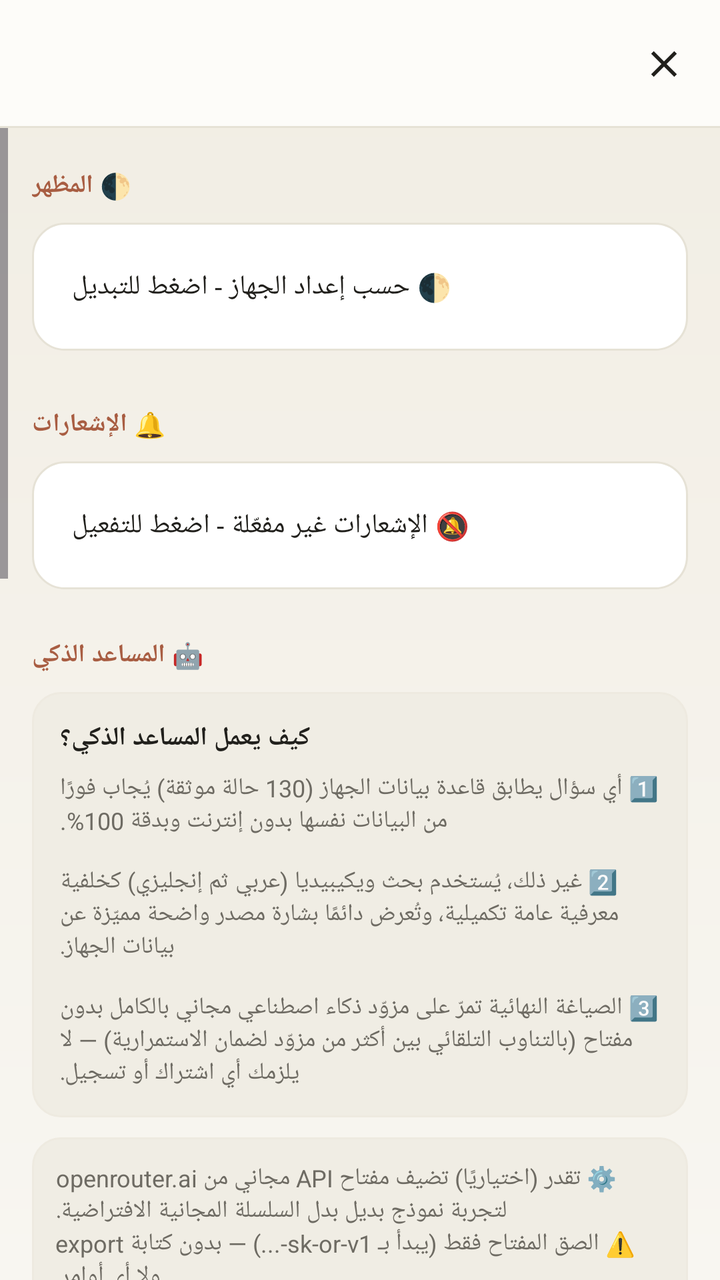
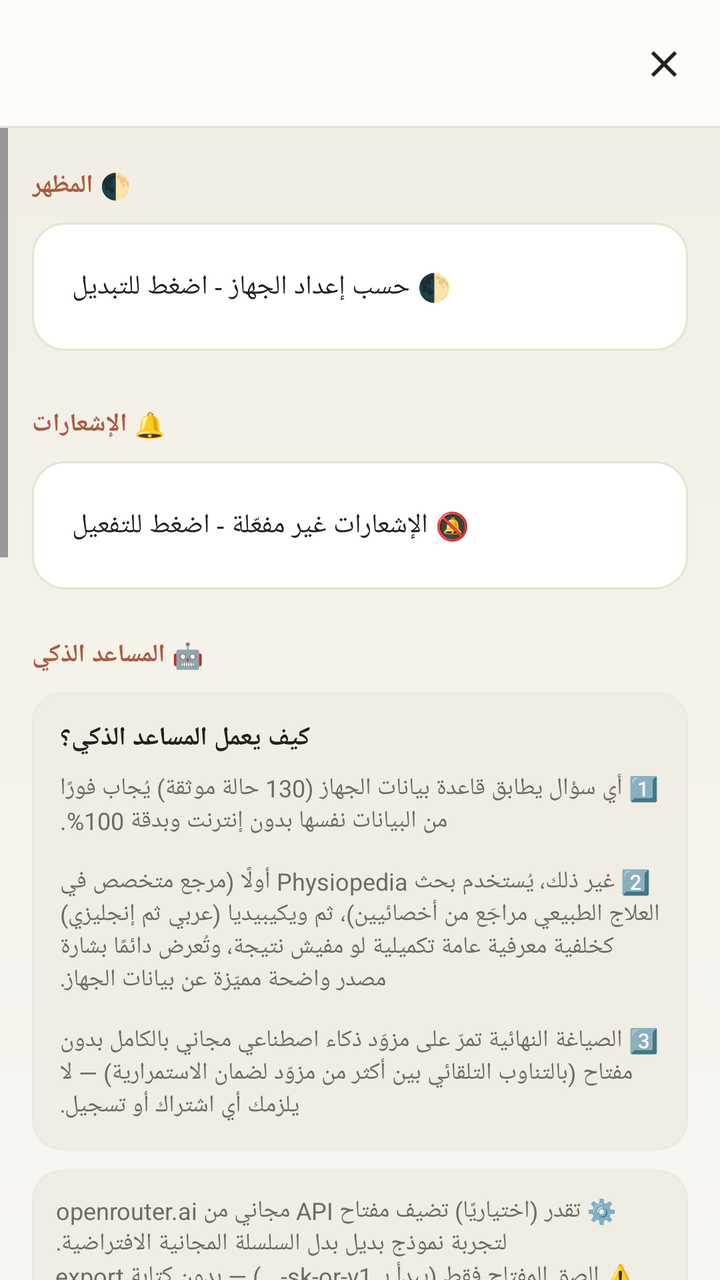

Two renders of the same Android screen: before a commit and after it. Below are the layout's source before the change and the commit's diff.
<!-- AndroidManifest.xml: application theme Theme.ClinicalMaster -->
<!-- res/layout/activity_settings.xml -->
<?xml version="1.0" encoding="utf-8"?>
<LinearLayout xmlns:android="http://schemas.android.com/apk/res/android"
    xmlns:app="http://schemas.android.com/apk/res-auto"
    android:layout_width="match_parent"
    android:layout_height="match_parent"
    android:background="@drawable/bg_app_gradient"
    android:orientation="vertical">

    <com.google.android.material.appbar.MaterialToolbar
        android:id="@+id/toolbar"
        android:layout_width="match_parent"
        android:layout_height="?attr/actionBarSize"
        android:background="@drawable/bg_header_container"
        android:title="المزيد والإعدادات"
        android:titleTextColor="@color/text_primary"
        app:navigationIcon="@drawable/ic_close" />

    <ScrollView
        android:layout_width="match_parent"
        android:layout_height="match_parent">

        <LinearLayout
            android:layout_width="match_parent"
            android:layout_height="wrap_content"
            android:orientation="vertical"
            android:padding="16dp">

            
            <TextView
                style="@style/SectionHeader"
                android:layout_marginTop="4dp"
                android:text="🌓 المظهر" />

            <LinearLayout
                android:layout_width="match_parent"
                android:layout_height="wrap_content"
                android:layout_marginBottom="24dp"
                android:background="@drawable/bg_glass_card"
                android:orientation="vertical"
                android:padding="4dp">

                <Button
                    android:id="@+id/btn_theme_mode"
                    style="@style/Widget.Material3.Button.TextButton"
                    android:layout_width="match_parent"
                    android:layout_height="wrap_content"
                    android:layout_margin="4dp"
                    android:gravity="end|center_vertical"
                    android:paddingVertical="12dp"
                    android:text="🌓 حسب إعداد الجهاز - اضغط للتبديل"
                    android:textAllCaps="false"
                    android:textColor="@color/text_primary"
                    android:textDirection="rtl"
                    android:textSize="13.5sp" />
            </LinearLayout>

            
            <TextView
                style="@style/SectionHeader"
                android:layout_marginTop="4dp"
                android:text="🔔 الإشعارات" />

            <LinearLayout
                android:layout_width="match_parent"
                android:layout_height="wrap_content"
                android:layout_marginBottom="24dp"
                android:background="@drawable/bg_glass_card"
                android:orientation="vertical"
                android:padding="4dp">

                <Button
                    android:id="@+id/btn_notif"
                    style="@style/Widget.Material3.Button.TextButton"
                    android:layout_width="match_parent"
                    android:layout_height="wrap_content"
                    android:layout_margin="4dp"
                    android:gravity="end|center_vertical"
                    android:paddingVertical="12dp"
                    android:text="🔕 الإشعارات غير مفعّلة - اضغط للتفعيل"
                    android:textAllCaps="false"
                    android:textColor="@color/text_primary"
                    android:textDirection="rtl"
                    android:textSize="13.5sp" />
            </LinearLayout>

            
            <TextView
                style="@style/SectionHeader"
                android:text="🤖 المساعد الذكي" />

            <LinearLayout
                android:layout_width="match_parent"
                android:layout_height="wrap_content"
                android:layout_marginBottom="10dp"
                android:background="@drawable/bg_glass_card_soft"
                android:orientation="vertical"
                android:padding="14dp">

                <TextView
                    android:layout_width="match_parent"
                    android:layout_height="wrap_content"
                    android:gravity="end"
                    android:text="كيف يعمل المساعد الذكي؟"
                    android:textColor="@color/text_primary"
                    android:textDirection="rtl"
                    android:textSize="13sp"
                    android:textStyle="bold" />

                <TextView
                    android:layout_width="match_parent"
                    android:layout_height="wrap_content"
                    android:layout_marginTop="8dp"
                    android:gravity="end"
                    android:text="1️⃣ أي سؤال يطابق قاعدة بيانات الجهاز (130 حالة موثقة) يُجاب فورًا من البيانات نفسها بدون إنترنت وبدقة 100%.&#10;&#10;2️⃣ غير ذلك، يُستخدم بحث ويكيبيديا (عربي ثم إنجليزي) كخلفية معرفية عامة تكميلية، وتُعرض دائمًا بشارة مصدر واضحة مميّزة عن بيانات الجهاز.&#10;&#10;3️⃣ الصياغة النهائية تمرّ على مزوّد ذكاء اصطناعي مجاني بالكامل بدون مفتاح (بالتناوب التلقائي بين أكثر من مزوّد لضمان الاستمرارية) — لا يلزمك أي اشتراك أو تسجيل."
                    android:textColor="@color/text_secondary"
                    android:textDirection="rtl"
                    android:textSize="12sp" />
            </LinearLayout>

            <TextView
                android:layout_width="match_parent"
                android:layout_height="wrap_content"
                android:layout_marginBottom="12dp"
                android:background="@drawable/bg_glass_card_soft"
                android:gravity="end"
                android:padding="12dp"
                android:text="⚙️ تقدر (اختياريًا) تضيف مفتاح API مجاني من openrouter.ai لتجربة نموذج بديل بدل السلسلة المجانية الافتراضية.&#10;⚠️ الصق المفتاح فقط (يبدأ بـ sk-or-v1-...) — بدون كتابة export ولا أي أوامر.&#10;&#10;🔒 المفتاح يُحفظ على جهازك فقط، ولا يُرسَل لأي مكان غير OpenRouter مباشرة.&#10;🔁 لو ظهرت رسالة أن المفتاح غير صالح أو انتهت صلاحيته، أعد إصداره من openrouter.ai/keys — التطبيق يرجع تلقائيًا للوضع المجاني بدون مفتاح لو حصل أي عطل مؤقت في مفتاحك."
                android:textColor="@color/text_secondary"
                android:textDirection="rtl"
                android:textSize="12sp" />

            <com.google.android.material.textfield.TextInputLayout
                style="@style/Widget.Material3.TextInputLayout.OutlinedBox"
                android:layout_width="match_parent"
                android:layout_height="wrap_content"
                android:layout_marginBottom="10dp"
                android:hint="مفتاح API اختياري (OpenRouter)"
                app:boxBackgroundColor="@color/glass_fill_soft"
                app:boxCornerRadiusBottomEnd="14dp"
                app:boxCornerRadiusBottomStart="14dp"
                app:boxCornerRadiusTopEnd="14dp"
                app:boxCornerRadiusTopStart="14dp"
                app:boxStrokeColor="@color/primary_cyan"
                app:endIconMode="clear_text">

                <com.google.android.material.textfield.TextInputEditText
                    android:id="@+id/ai_key_field"
                    android:layout_width="match_parent"
                    android:layout_height="wrap_content"
                    android:inputType="textPassword"
                    android:textDirection="ltr" />
            </com.google.android.material.textfield.TextInputLayout>

            <Button
                android:id="@+id/btn_save_key"
                style="@style/PrimaryButton"
                android:layout_marginBottom="10dp"
                android:text="💾 حفظ المفتاح" />

            
            <TextView
                android:layout_width="match_parent"
                android:layout_height="wrap_content"
                android:layout_marginBottom="6dp"
                android:gravity="end"
                android:text="🎓 تعليمات مخصّصة للمساعد الذكي (اختياري)"
                android:textColor="@color/text_primary"
                android:textDirection="rtl"
                android:textSize="13sp"
                android:textStyle="bold" />

            <TextView
                android:layout_width="match_parent"
                android:layout_height="wrap_content"
                android:layout_marginBottom="8dp"
                android:gravity="end"
                android:text="مثال: ركّز دايمًا على التمارين المنزلية، أو اجعل الإجابات مختصرة جدًا بنقاط، أو اسأل عن عمر المريض قبل أي اقتراح."
                android:textColor="@color/text_tertiary"
                android:textDirection="rtl"
                android:textSize="11sp" />

            <com.google.android.material.textfield.TextInputLayout
                style="@style/Widget.Material3.TextInputLayout.OutlinedBox"
                android:layout_width="match_parent"
                android:layout_height="wrap_content"
                android:layout_marginBottom="10dp"
                android:hint="تعليماتك للمساعد الذكي">

                <com.google.android.material.textfield.TextInputEditText
                    android:id="@+id/ai_custom_instructions_field"
                    android:layout_width="match_parent"
                    android:layout_height="wrap_content"
                    android:gravity="top"
                    android:minLines="3"
                    android:textDirection="rtl" />
            </com.google.android.material.textfield.TextInputLayout>

            <Button
                android:id="@+id/btn_save_instructions"
                style="@style/GlassButton"
                android:layout_marginBottom="26dp"
                android:text="✅ حفظ التعليمات" />

            <LinearLayout
                android:layout_width="match_parent"
                android:layout_height="wrap_content"
                android:layout_marginBottom="26dp"
                android:background="@drawable/bg_glass_card"
                android:orientation="vertical"
                android:padding="4dp">

                <Button
                    android:id="@+id/btn_clear_chat_history"
                    style="@style/Widget.Material3.Button.TextButton"
                    android:layout_width="match_parent"
                    android:layout_height="wrap_content"
                    android:layout_margin="4dp"
                    android:gravity="end|center_vertical"
                    android:paddingVertical="12dp"
                    android:text="🗑️ مسح سجل محادثة المساعد الذكي"
                    android:textAllCaps="false"
                    android:textColor="@color/text_primary"
                    android:textDirection="rtl"
                    android:textSize="13.5sp" />
            </LinearLayout>

            
            <TextView
                style="@style/SectionHeader"
                android:text="🗂️ الحالات المخصصة" />

            <LinearLayout
                android:layout_width="match_parent"
                android:layout_height="wrap_content"
                android:layout_marginBottom="26dp"
                android:background="@drawable/bg_glass_card"
                android:orientation="vertical"
                android:padding="4dp">

                <Button
                    android:id="@+id/btn_export"
                    style="@style/Widget.Material3.Button.TextButton"
                    android:layout_width="match_parent"
                    android:layout_height="wrap_content"
                    android:layout_margin="4dp"
                    android:gravity="end|center_vertical"
                    android:paddingVertical="12dp"
                    android:text="⬇️ تصدير نسخة احتياطية من حالاتي"
                    android:textAllCaps="false"
                    android:textColor="@color/text_primary"
                    android:textDirection="rtl"
                    android:textSize="13.5sp" />

                <View
                    android:layout_width="match_parent"
                    android:layout_height="1dp"
                    android:layout_marginHorizontal="10dp"
                    android:background="@color/glass_border_soft" />

                <Button
                    android:id="@+id/btn_clear_all"
                    style="@style/Widget.Material3.Button.TextButton"
                    android:layout_width="match_parent"
                    android:layout_height="wrap_content"
                    android:layout_margin="4dp"
                    android:gravity="end|center_vertical"
                    android:paddingVertical="12dp"
                    android:text="🗑️ مسح كل الحالات المخصصة"
                    android:textAllCaps="false"
                    android:textColor="@color/accent_red"
                    android:textDirection="rtl"
                    android:textSize="13.5sp" />
            </LinearLayout>

            
            <TextView
                style="@style/SectionHeader"
                android:text="ℹ️ عن التطبيق" />

            <LinearLayout
                android:layout_width="match_parent"
                android:layout_height="wrap_content"
                android:layout_marginBottom="20dp"
                android:background="@drawable/bg_glass_card"
                android:orientation="vertical"
                android:padding="4dp">

                <Button
                    android:id="@+id/btn_about"
                    style="@style/Widget.Material3.Button.TextButton"
                    android:layout_width="match_parent"
                    android:layout_height="wrap_content"
                    android:layout_margin="4dp"
                    android:gravity="end|center_vertical"
                    android:paddingVertical="12dp"
                    android:text="نبذة عن التطبيق والإصدار"
                    android:textAllCaps="false"
                    android:textColor="@color/text_primary"
                    android:textDirection="rtl"
                    android:textSize="13.5sp" />
            </LinearLayout>

        </LinearLayout>
    </ScrollView>
</LinearLayout>
<!-- resources referenced by this layout -->
<resources>
  <color name="accent_red">#BE4230</color>
  <color name="glass_border_soft">#EEEAE0</color>
  <color name="glass_fill_soft">#F0EDE4</color>
  <color name="primary_cyan">#CC7B5C</color>
  <color name="text_primary">#21201C</color>
  <color name="text_secondary">#6E6B63</color>
  <color name="text_tertiary">#9C988D</color>
  <!-- drawable bg_app_gradient (drawable) -->
  <?xml version="1.0" encoding="utf-8"?>
  <shape xmlns:android="http://schemas.android.com/apk/res/android"
      android:shape="rectangle">
      <gradient
          android:type="linear"
          android:angle="90"
          android:startColor="@color/bg_deep_1"
          android:endColor="@color/bg_deep_3" />
  </shape>
  <!-- drawable bg_glass_card (drawable) -->
  <?xml version="1.0" encoding="utf-8"?>
  <shape xmlns:android="http://schemas.android.com/apk/res/android">
      <solid android:color="@color/glass_fill" />
      <corners android:radius="16dp" />
      <stroke android:width="1dp" android:color="@color/glass_border" />
  </shape>
  <!-- drawable bg_glass_card_soft (drawable) -->
  <?xml version="1.0" encoding="utf-8"?>
  <shape xmlns:android="http://schemas.android.com/apk/res/android">
      <solid android:color="@color/glass_fill_soft" />
      <corners android:radius="14dp" />
      <stroke android:width="1dp" android:color="@color/glass_border_soft" />
  </shape>
  <color name="bg_deep_1">#F8F6F1</color>
  <color name="bg_deep_3">#F1EDE3</color>
  <color name="glass_fill">#FFFFFF</color>
  <color name="glass_border">#E6E2D6</color>
  <color name="glass_fill_strong">#FDFCF9</color>
  <!-- drawable bg_button_primary (drawable) -->
  <?xml version="1.0" encoding="utf-8"?>
  <ripple xmlns:android="http://schemas.android.com/apk/res/android"
      android:color="#33FFFFFF">
      <item>
          <shape android:shape="rectangle">
              <solid android:color="?attr/colorPrimary" />
              <corners android:radius="26dp" />
          </shape>
      </item>
  </ripple>
  <color name="white">#FFFFFF</color>
  <color name="primary_cyan_dark">#A85D42</color>
  <color name="m3_primary_container">#F4DDD2</color>
  <color name="m3_on_primary_container">#5C2A16</color>
  <color name="accent_violet">#5C7A8A</color>
  <color name="accent_violet_dark">#43606E</color>
  <color name="m3_secondary_container">#DCE7EA</color>
  <color name="m3_on_secondary_container">#1F343B</color>
  <color name="m3_tertiary">#B07E33</color>
  <color name="m3_on_tertiary">#FFFFFF</color>
  <color name="m3_tertiary_container">#F3E4C8</color>
  <color name="m3_on_tertiary_container">#4A3512</color>
  <color name="bg_dark">#F5F2EA</color>
  <color name="surface_dark">#FFFFFF</color>
  <color name="m3_surface_variant">#F0EDE4</color>
  <color name="m3_on_surface_variant">#6E6B63</color>
  <color name="m3_surface_container">#F3F0E8</color>
  <color name="m3_surface_container_high">#EDE8DC</color>
  <color name="m3_outline">#9C988D</color>
  <color name="m3_outline_variant">#EEEAE0</color>
  <color name="m3_error">#BE4230</color>
  <color name="m3_on_error">#FFFFFF</color>
  <color name="m3_error_container">#F6DAD4</color>
  <color name="m3_on_error_container">#5C1F12</color>
  <style name="ShapeAppearance.M3.Corner.ExtraSmall" parent="ShapeAppearance.Material3.Corner.ExtraSmall">
          <item name="cornerSize">8dp</item>
      </style>
  <style name="ShapeAppearance.M3.Corner.Small" parent="ShapeAppearance.Material3.Corner.Small">
          <item name="cornerSize">12dp</item>
      </style>
  <style name="ShapeAppearance.M3.Corner.Medium" parent="ShapeAppearance.Material3.Corner.Medium">
          <item name="cornerSize">16dp</item>
      </style>
  <style name="ShapeAppearance.M3.Corner.Large" parent="ShapeAppearance.Material3.Corner.Large">
          <item name="cornerSize">24dp</item>
      </style>
  <style name="MaterialAlertDialog.ClinicalMaster.Title" parent="MaterialAlertDialog.Material3.Title.Text">
          <item name="android:textDirection">rtl</item>
          <item name="android:gravity">end</item>
      </style>
  <!-- unchanged entries left out for length: 7 -->
</resources>

<!-- the commit's change to res/layout/activity_settings.xml (unified diff, before → after) -->
@@ -111,7 +111,7 @@
                     android:layout_height="wrap_content"
                     android:layout_marginTop="8dp"
                     android:gravity="end"
-                    android:text="1️⃣ أي سؤال يطابق قاعدة بيانات الجهاز (130 حالة موثقة) يُجاب فورًا من البيانات نفسها بدون إنترنت وبدقة 100%.&#10;&#10;2️⃣ غير ذلك، يُستخدم بحث ويكيبيديا (عربي ثم إنجليزي) كخلفية معرفية عامة تكميلية، وتُعرض دائمًا بشارة مصدر واضحة مميّزة عن بيانات الجهاز.&#10;&#10;3️⃣ الصياغة النهائية تمرّ على مزوّد ذكاء اصطناعي مجاني بالكامل بدون مفتاح (بالتناوب التلقائي بين أكثر من مزوّد لضمان الاستمرارية) — لا يلزمك أي اشتراك أو تسجيل."
+                    android:text="1️⃣ أي سؤال يطابق قاعدة بيانات الجهاز (130 حالة موثقة) يُجاب فورًا من البيانات نفسها بدون إنترنت وبدقة 100%.&#10;&#10;2️⃣ غير ذلك، يُستخدم بحث Physiopedia أولًا (مرجع متخصص في العلاج الطبيعي مراجَع من أخصائيين)، ثم ويكيبيديا (عربي ثم إنجليزي) كخلفية معرفية عامة تكميلية لو مفيش نتيجة، وتُعرض دائمًا بشارة مصدر واضحة مميّزة عن بيانات الجهاز.&#10;&#10;3️⃣ الصياغة النهائية تمرّ على مزوّد ذكاء اصطناعي مجاني بالكامل بدون مفتاح (بالتناوب التلقائي بين أكثر من مزوّد لضمان الاستمرارية) — لا يلزمك أي اشتراك أو تسجيل."
                     android:textColor="@color/text_secondary"
                     android:textDirection="rtl"
                     android:textSize="12sp" />
@@ -298,6 +298,26 @@
                     android:textColor="@color/text_primary"
                     android:textDirection="rtl"
                     android:textSize="13.5sp" />
+
+                <View
+                    android:layout_width="match_parent"
+                    android:layout_height="1dp"
+                    android:layout_marginHorizontal="10dp"
+                    android:background="@color/glass_border_soft" />
+
+                <Button
+                    android:id="@+id/btn_privacy_policy"
+                    style="@style/Widget.Material3.Button.TextButton"
+                    android:layout_width="match_parent"
+                    android:layout_height="wrap_content"
+                    android:layout_margin="4dp"
+                    android:gravity="end|center_vertical"
+                    android:paddingVertical="12dp"
+                    android:text="🔒 سياسة الخصوصية"
+                    android:textAllCaps="false"
+                    android:textColor="@color/text_primary"
+                    android:textDirection="rtl"
+                    android:textSize="13.5sp" />
             </LinearLayout>
 
         </LinearLayout>
